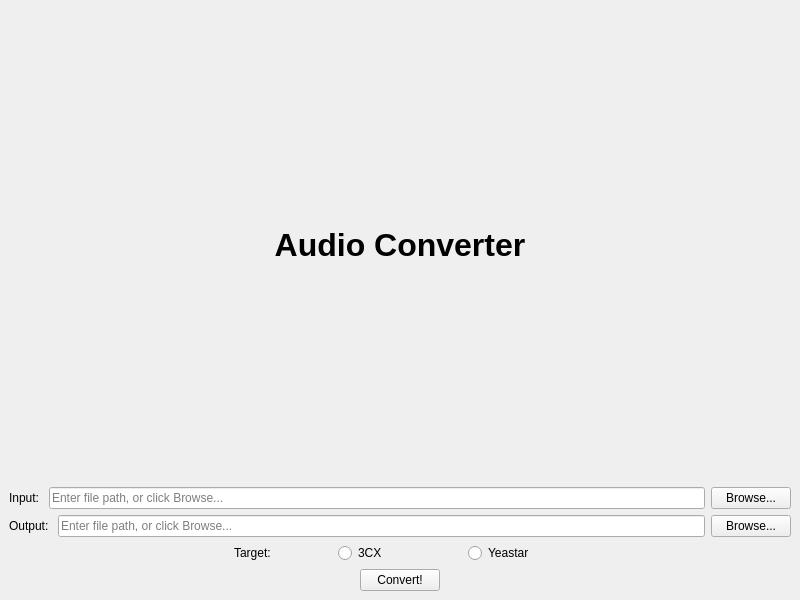
First picture: the form in Qt/mainwindow.ui, repository Trixelit/AudioConverter, before the edit.
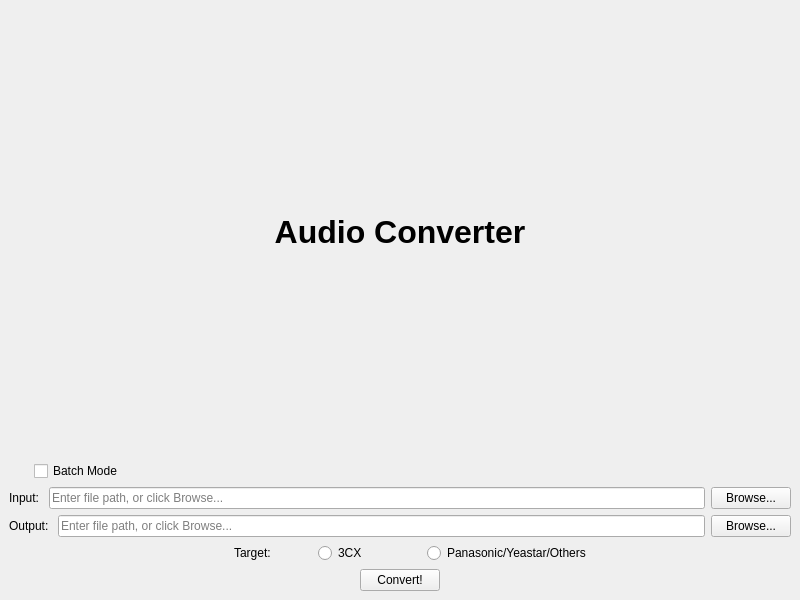
Second picture: the form after the edit.

Commit message: add batch mode

Patch:
```diff
--- a/Qt/mainwindow.ui
+++ b/Qt/mainwindow.ui
@@ -41,6 +41,33 @@
       </item>
      </layout>
     </item>
+    <item>
+     <layout class="QHBoxLayout" name="horizontalLayout">
+      <item>
+       <spacer name="horizontalSpacer_3">
+        <property name="orientation">
+         <enum>Qt::Orientation::Horizontal</enum>
+        </property>
+        <property name="sizeType">
+         <enum>QSizePolicy::Policy::Fixed</enum>
+        </property>
+        <property name="sizeHint" stdset="0">
+         <size>
+          <width>25</width>
+          <height>20</height>
+         </size>
+        </property>
+       </spacer>
+      </item>
+      <item>
+       <widget class="QCheckBox" name="batchCheckBox">
+        <property name="text">
+         <string>Batch Mode</string>
+        </property>
+       </widget>
+      </item>
+     </layout>
+    </item>
     <item>
      <layout class="QHBoxLayout" name="inFileLayout">
       <item>
@@ -144,7 +171,7 @@
       <item>
        <widget class="QRadioButton" name="radioYeastar">
         <property name="text">
-         <string>Yeastar</string>
+         <string>Panasonic/Yeastar/Others</string>
         </property>
        </widget>
       </item>
```
The commit also changes 2 other files.
